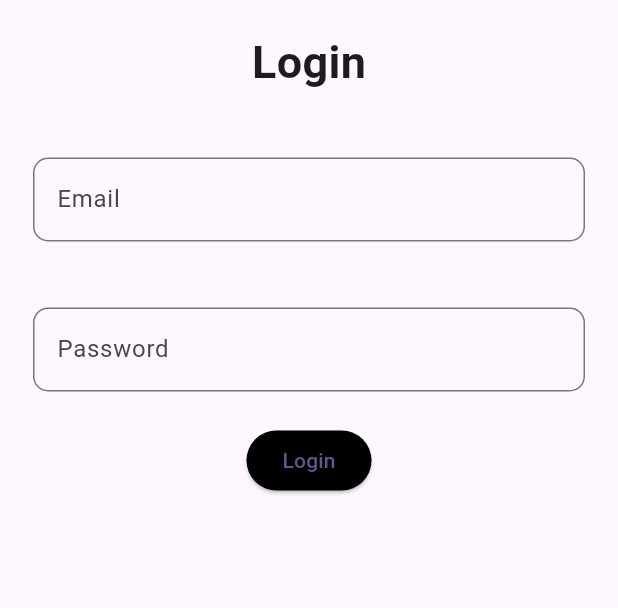
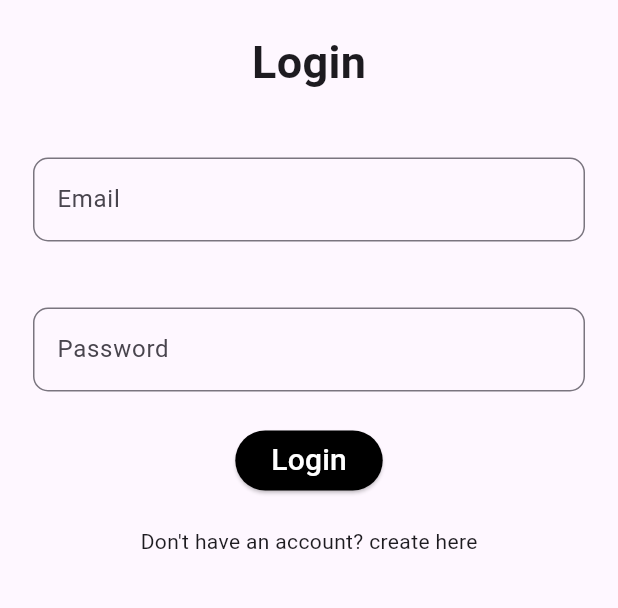
Before and after one commit to jaisatyaabhiram/Poster, a Flutter app: the LoginPage screen opened directly, on a phone screen of 412 x 824 dp, the part 84-692 px from its top. Run offline on Flutter 3.47's test engine with Material 3 defaults, Android fonts, the phone set to English and light mode, and no system bars.

Commit message:
updated Login UI

```diff
--- a/lib/login_page.dart
+++ b/lib/login_page.dart
@@ -1,4 +1,5 @@
 import 'package:flutter/material.dart';
+import 'package:poster/signup_page.dart';
 
 class LoginPage extends StatefulWidget {
   const LoginPage({super.key});
@@ -89,7 +90,25 @@ class _LoginPageState extends State<LoginPage> {
                       style: ButtonStyle(
                         backgroundColor: WidgetStateProperty.all(Colors.black),
                       ),
-                      child: Text("Login"),
+                      child: Text(
+                        "Login",
+                        style: TextStyle(fontSize: 20, color: Colors.white),
+                      ),
+                    ),
+                    GestureDetector(
+                      onTap: () {
+                        Navigator.of(context).push(
+                          MaterialPageRoute(
+                            builder: (context) {
+                              return SignupPage();
+                            },
+                          ),
+                        );
+                      },
+                      child: Container(
+                        margin: EdgeInsets.only(top: 20),
+                        child: Text("Don't have an account? create here"),
+                      ),
                     ),
                   ],
                 ),
```
